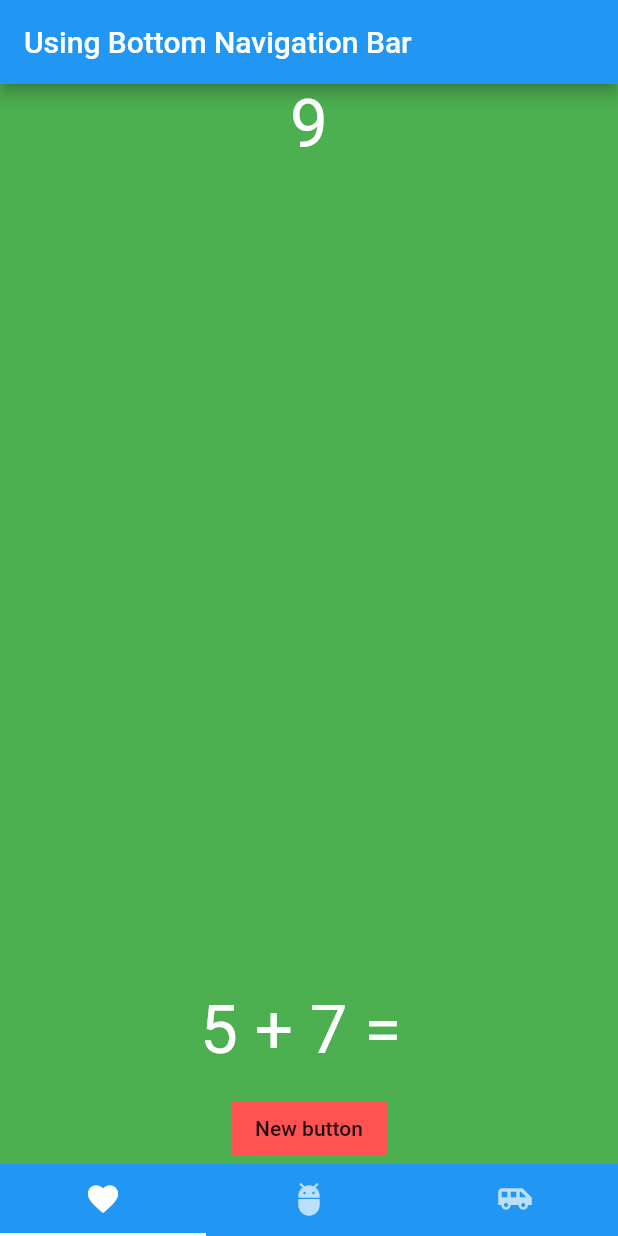
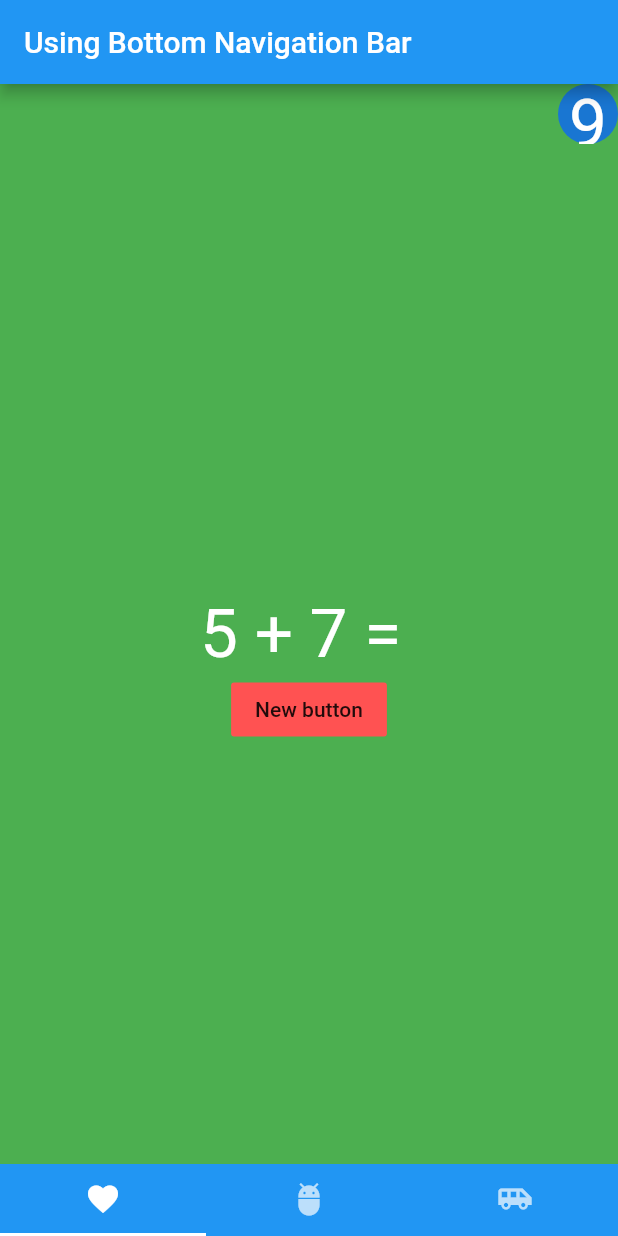
Before and after one commit to EvGen94/easycount, a Flutter app: the screen it shows after launch, after a tap on "New button", on a phone screen of 412 x 824 dp. Run offline on Flutter 3.47's test engine with Material 2 defaults, Android fonts, the phone set to English and light mode, and no system bars.

Commit message:
add_CircleAvatar

```diff
--- a/lib/widgets/easycount.dart
+++ b/lib/widgets/easycount.dart
@@ -41,27 +41,28 @@ class _SecondTabState extends State<SecondTab> {
   Widget build(BuildContext context) {
     return Scaffold(
       backgroundColor: Colors.green,
-      body: Container(
-        child: Column(
+      body: Column(
         // center the children
 
         children: <Widget>[
-              Text(
+          Container(
+            alignment: Alignment.topRight,
+            child: CircleAvatar(
+              child: Text(
                 '$_start',
                 style: TextStyle(color: Colors.white, fontSize: 45),
               ),
-                Spacer(flex: 2),
-            Row(
-              mainAxisAlignment: MainAxisAlignment.center,
-              children: <Widget>[
-                Padding(
-                  padding: const EdgeInsets.all(15.0),
+            ),
+          ),
+          SizedBox(
+            height: 300.0,
+          ),
+          Container(
+            alignment: Alignment.center,
             child: Text(
               '$_rand_1 + $_rand_2 = ',
               style: TextStyle(color: Colors.white, fontSize: 45),
             ),
-                ),
-              ],
           ),
           FlatButton(
             child: Text('New button'),
@@ -73,7 +74,6 @@ class _SecondTabState extends State<SecondTab> {
           )
         ],
       ),
-      ),
     );
   }
 }
```
Lines whose indentation alone changed are shown as unchanged.
